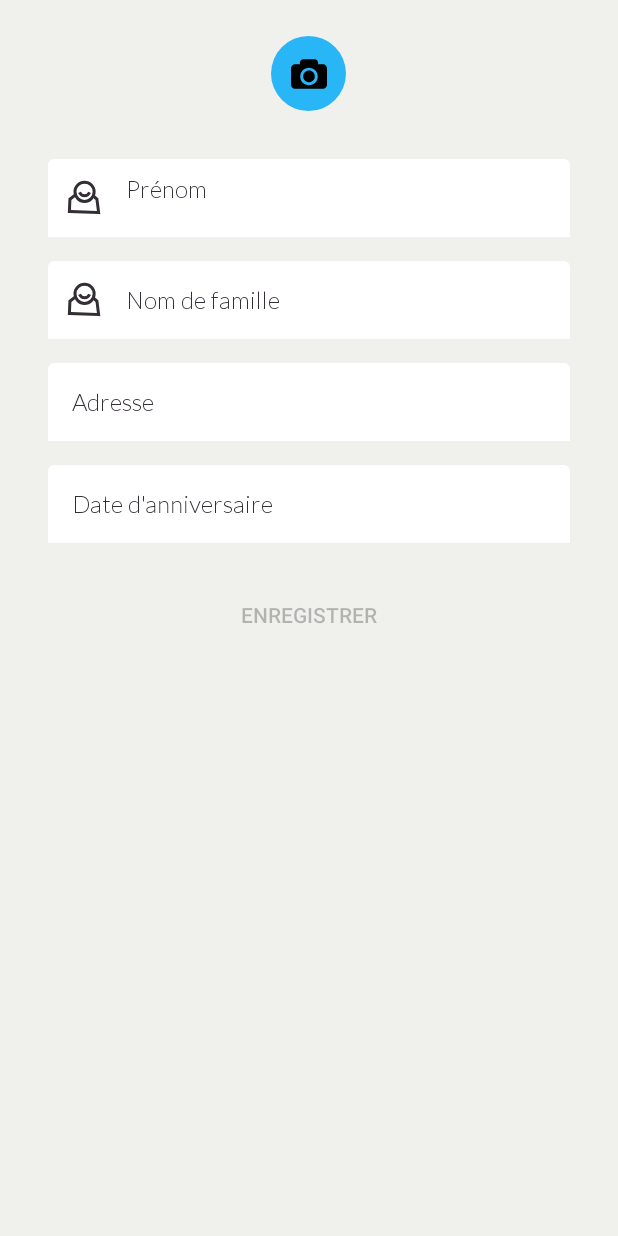
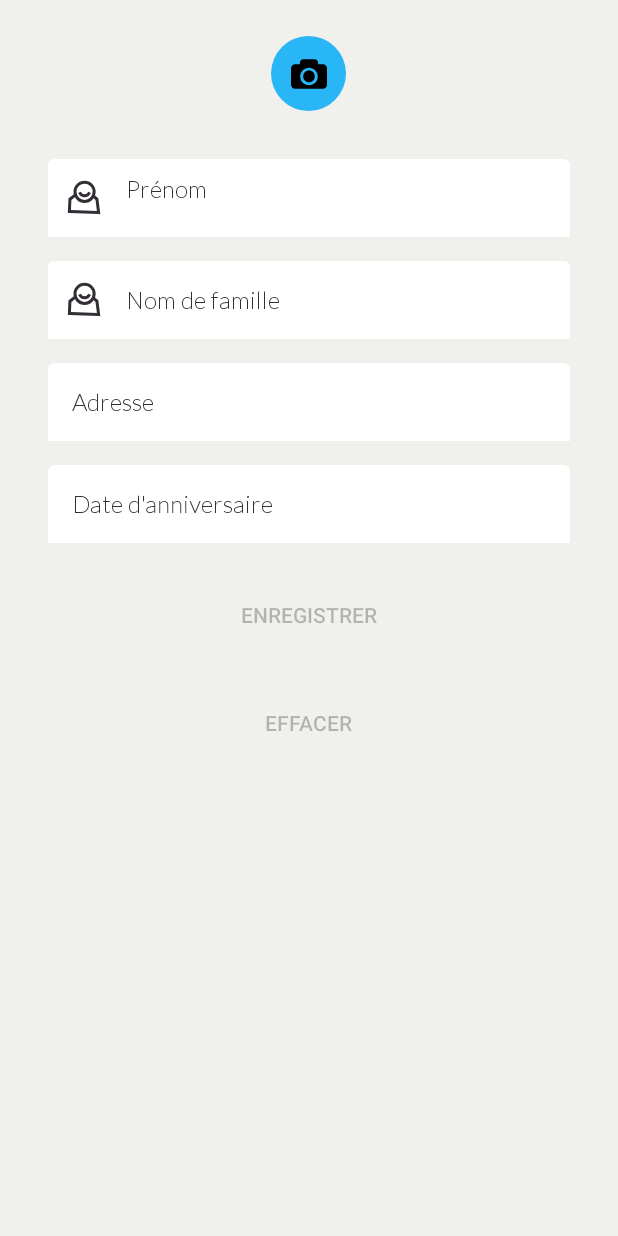
Before and after one commit to AntoineMarchaud/amTravelCar, an Android app: the ModifyAccountActivity screen opened directly, with no data from a screen before it, on a phone screen of 412 x 824 dp. Run offline under Robolectric (Android 15) with nearby library versions, the phone set to English and light mode, and no system bars; our stand-ins replace Dagger/Hilt's generated code; pictures from the network do not load; 2 statements that could not run were skipped.

```diff
--- a/app/src/main/java/com/amarchaud/travelcar/data/db/UserDao.kt
+++ b/app/src/main/java/com/amarchaud/travelcar/data/db/UserDao.kt
@@ -1,9 +1,6 @@
 package com.amarchaud.travelcar.data.db
 
-import androidx.room.Dao
-import androidx.room.Insert
-import androidx.room.Query
-import androidx.room.Update
+import androidx.room.*
 import com.amarchaud.travelcar.domain.db.user.EntityUser
 import kotlinx.coroutines.flow.Flow
 
@@ -24,4 +21,7 @@ interface UserDao {
 
     @Query("SELECT COUNT(*) from user")
     fun isUserExist(): Flow<Int?>
+
+    @Delete
+    suspend fun deleteUser(entityUser: EntityUser)
 }
--- a/app/src/main/java/com/amarchaud/travelcar/data/repository/user/AppUserRepository.kt
+++ b/app/src/main/java/com/amarchaud/travelcar/data/repository/user/AppUserRepository.kt
@@ -38,4 +38,10 @@ class AppUserRepository @Inject constructor(
             )
         }
     }
+
+    override suspend fun deleteUser() {
+        travelUserDao.getUser()?.let {
+            travelUserDao.deleteUser(it)
+        }
+    }
 }
--- a/app/src/main/java/com/amarchaud/travelcar/data/repository/user/UserRepository.kt
+++ b/app/src/main/java/com/amarchaud/travelcar/data/repository/user/UserRepository.kt
@@ -7,4 +7,5 @@ interface UserRepository {
     fun getUserFlow() : Flow<AppUser?>
     suspend fun getUser() : AppUser?
     suspend fun manageUser(appUser: AppUser)
+    suspend fun deleteUser()
 }
--- a/app/src/main/java/com/amarchaud/travelcar/ui/account/main/AccountFragment.kt
+++ b/app/src/main/java/com/amarchaud/travelcar/ui/account/main/AccountFragment.kt
@@ -56,6 +56,7 @@ class AccountFragment : Fragment() {
                 goToModify.launch(Intent(requireContext(), ModifyAccountActivity::class.java).apply {
                     putExtra(ModifyAccountActivity.ARG_USER_IN, viewModel.user.value)
                 })
+                requireActivity().overridePendingTransition(R.anim.enter_from_right, R.anim.exit_nothing)
             }
 
             rvAccount.adapter = adapter
--- a/app/src/main/java/com/amarchaud/travelcar/ui/account/main/AccountFragmentViewModel.kt
+++ b/app/src/main/java/com/amarchaud/travelcar/ui/account/main/AccountFragmentViewModel.kt
@@ -48,7 +48,7 @@ class AccountFragmentViewModel @Inject constructor(
             l.add(UserListItem.NoUser)
         } else {
             if (appUser.photoUri == null) {
-                l.add(UserListItem.NoPhoto(appUser.firstName?.get(0)!!))
+                l.add(UserListItem.NoPhoto(appUser.firstName?.get(0) ?: '?'))
             } else {
                 l.add(UserListItem.Photo(appUser.photoUri!!))
             }
--- a/app/src/main/java/com/amarchaud/travelcar/ui/account/modify/ModifyAccountFragmentViewModel.kt
+++ b/app/src/main/java/com/amarchaud/travelcar/ui/account/modify/ModifyAccountFragmentViewModel.kt
@@ -3,6 +3,7 @@ package com.amarchaud.travelcar.ui.account.modify
 import android.app.Application
 import android.net.Uri
 import androidx.lifecycle.AndroidViewModel
+import androidx.lifecycle.MutableLiveData
 import androidx.lifecycle.viewModelScope
 import com.amarchaud.travelcar.data.repository.user.AppUserRepository
 import com.amarchaud.travelcar.domain.local.user.AppUser
@@ -10,6 +11,7 @@ import dagger.hilt.android.lifecycle.HiltViewModel
 import kotlinx.coroutines.flow.MutableStateFlow
 import kotlinx.coroutines.flow.asStateFlow
 import kotlinx.coroutines.flow.collect
+import kotlinx.coroutines.flow.flow
 import kotlinx.coroutines.launch
 import javax.inject.Inject
 
@@ -27,4 +29,8 @@ class ModifyAccountFragmentViewModel @Inject constructor(
             || !appUser?.lastName.isNullOrEmpty()
             || !appUser?.address.isNullOrEmpty()
             || appUser?.birthday != null
+
+    suspend fun eraseAccount() {
+        appUserRepository.deleteUser()
+    }
 }
--- /dev/null
+++ b/app/src/main/res/anim/enter_from_right.xml
@@ -0,0 +1,4 @@
+<translate xmlns:android="http://schemas.android.com/apk/res/android"
+    android:duration="300"
+    android:fromXDelta="100%p"
+    android:toXDelta="0%p"/>
--- /dev/null
+++ b/app/src/main/res/anim/exit_nothing.xml
@@ -0,0 +1,4 @@
+<translate xmlns:android="http://schemas.android.com/apk/res/android"
+    android:duration="1"
+    android:fromXDelta="0%p"
+    android:toXDelta="0%p"/>
--- /dev/null
+++ b/app/src/main/res/anim/exit_to_right.xml
@@ -0,0 +1,4 @@
+<translate xmlns:android="http://schemas.android.com/apk/res/android"
+    android:duration="300"
+    android:fromXDelta="0%p"
+    android:toXDelta="100%p"/>
--- a/app/src/main/res/layout/fragment_modify_account.xml
+++ b/app/src/main/res/layout/fragment_modify_account.xml
@@ -117,4 +117,14 @@
         android:paddingHorizontal="@dimen/margin_big"
         android:text="@string/account_modify_save" />
 
+    <androidx.appcompat.widget.AppCompatButton
+        android:id="@+id/deleteButton"
+        android:layout_width="wrap_content"
+        android:layout_height="wrap_content"
+        android:layout_gravity="center"
+        android:layout_marginTop="@dimen/margin_big"
+        android:background="@drawable/selector_button"
+        android:paddingHorizontal="@dimen/margin_big"
+        android:text="@string/account_modify_erase" />
+
 </androidx.appcompat.widget.LinearLayoutCompat>
--- a/app/src/main/res/values/strings.xml
+++ b/app/src/main/res/values/strings.xml
@@ -43,6 +43,7 @@
     <string name="account_modify_hint_birthday">Date d\'anniversaire</string>
 
     <string name="account_modify_save">Enregistrer</string>
+    <string name="account_modify_erase">Effacer</string>
     <string name="account_modify_user_not_saved">Vos modification n\'ont pas été enregistréés</string>
 
 </resources>
```
Also changed, not shown: app/src/main/java/com/amarchaud/travelcar/ui/account/modify/ModifyAccountActivity.kt (+16 -1 lines).
